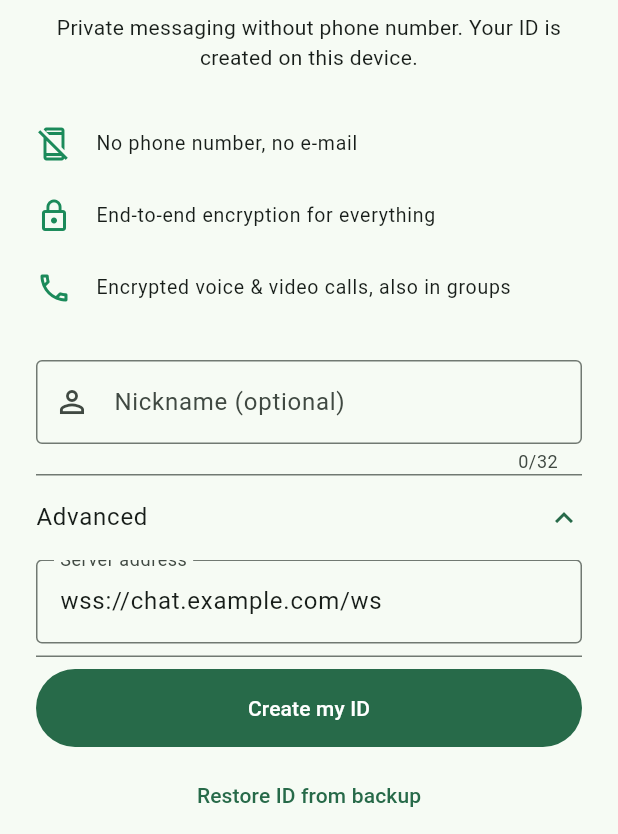
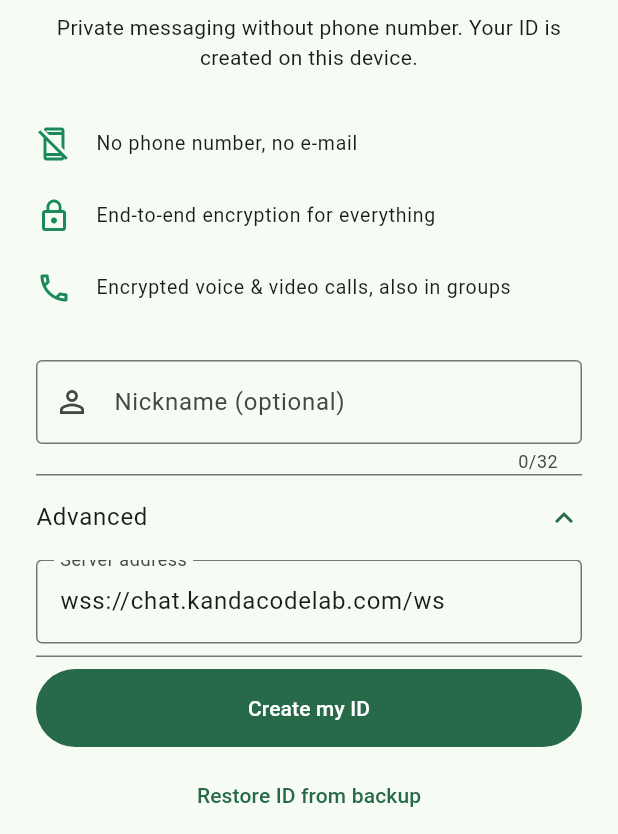
Before and after one commit to duricandrian/Nexo, a Flutter app: the screen it shows after launch, after a tap on "Advanced", on a phone screen of 412 x 824 dp, the part 402-1236 px from its top. Run offline on Flutter 3.47's test engine with Material 3 defaults, Android fonts, the phone set to English and light mode, and no system bars; our stand-ins replace emoji_picker_flutter, file_picker, flutter_linkify, flutter_local_notifications, flutter_secure_storage, image_picker and 10 more; missing offline and left inert: flutter_foreground_task, flutter_webrtc, mobile_scanner, pinenacl, record; accounts and stored records are empty.

Commit message:
Production config for chat.kandacodelab.com: server URL, hosted privacy page, contact e-mail, German deploy guide
Co-Authored-By: Devin AI <158243242+devin-ai-integration[bot]@users.noreply.github.com>

```diff
--- a/app/lib/core/config.dart
+++ b/app/lib/core/config.dart
@@ -1,9 +1,9 @@
 import 'package:shared_preferences/shared_preferences.dart';
 
 class AppConfig {
-  static const defaultServer = String.fromEnvironment('SERVER_URL', defaultValue: 'wss://chat.example.com/ws');
+  static const defaultServer = String.fromEnvironment('SERVER_URL', defaultValue: 'wss://chat.kandacodelab.com/ws');
   static const appName = 'Nexo';
-  static const privacyUrl = String.fromEnvironment('PRIVACY_URL', defaultValue: 'https://github.com/duricandrian/Nexo/blob/main/PRIVACY.md');
+  static const privacyUrl = String.fromEnvironment('PRIVACY_URL', defaultValue: 'https://chat.kandacodelab.com/privacy');
 
   static Future<String> serverUrl() async {
     final prefs = await SharedPreferences.getInstance();
```
Also changed, not shown: 7 other files.
